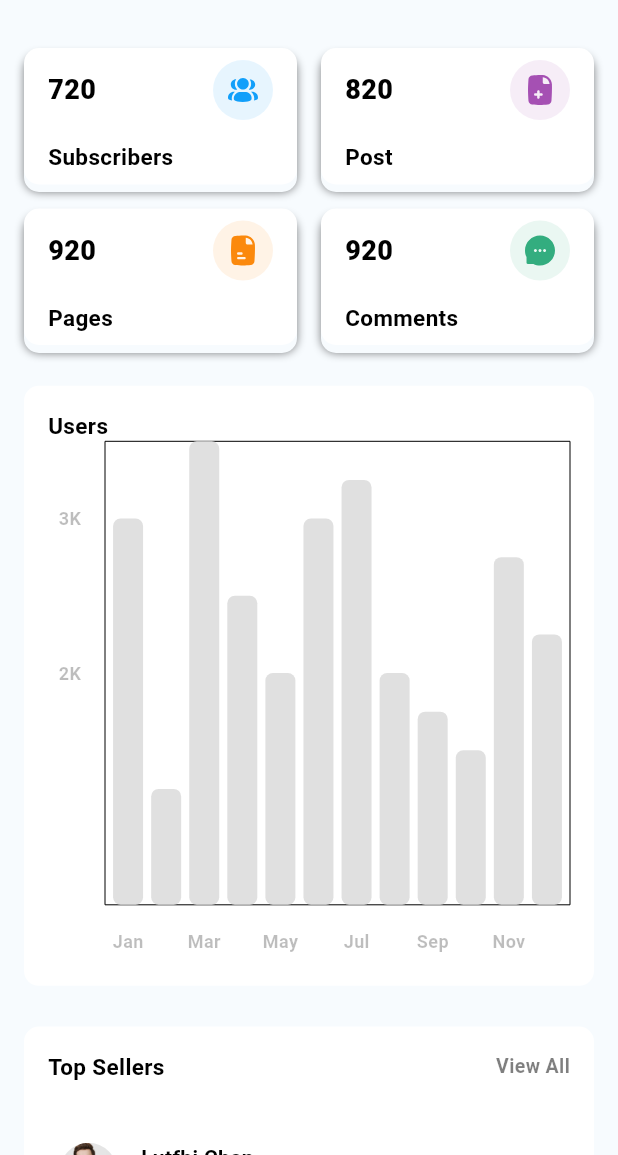
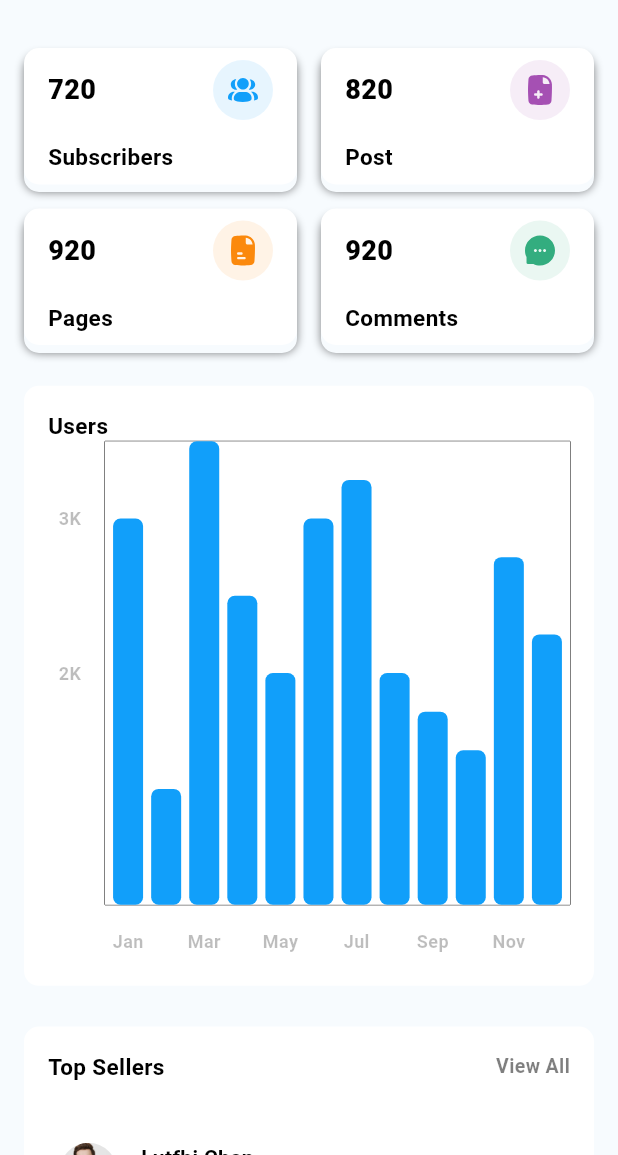
Before and after one commit to Aviral-Kaushik/Flick--Shopping-App, a Flutter app: the AdminPanelHomeScreen screen opened by its route, on a phone screen of 412 x 824 dp, the part 81-1236 px from its top. Run offline on Flutter 3.47's test engine with Material 3 defaults, Android fonts, the phone set to English and light mode, and no system bars; drawn by our look-alikes of fl_chart; our stand-ins replace flutter_svg, google_nav_bar, line_awesome_flutter.

Commit message:
Fixed the UI issues in user's bar chart

```diff
--- a/lib/admin_panel/features/home/widgets/UsersChart.dart
+++ b/lib/admin_panel/features/home/widgets/UsersChart.dart
@@ -66,6 +66,7 @@
   @override
   Widget build(BuildContext context) {
     return BarChart(BarChartData(
+      backgroundColor: secondaryColor,
         borderData: FlBorderData(border: Border.all(width: 0)),
         groupsSpace: 15,
         titlesData: FlTitlesData(
--- a/lib/utils/ChartsData.dart
+++ b/lib/utils/ChartsData.dart
@@ -12,7 +12,7 @@
       BarChartRodData(
           y: 10,
           width: 20,
-          colors: [primaryColor!],
+          colors: [adminPanelPrimaryColor],
           borderRadius: BorderRadius.circular(5))
     ]));
 
@@ -20,7 +20,7 @@
       BarChartRodData(
           y: 3,
           width: 20,
-          colors: [primaryColor!],
+          colors: [adminPanelPrimaryColor],
           borderRadius: BorderRadius.circular(5))
     ]));
 
@@ -28,7 +28,7 @@
       BarChartRodData(
           y: 12,
           width: 20,
-          colors: [primaryColor!],
+          colors: [adminPanelPrimaryColor],
           borderRadius: BorderRadius.circular(5))
     ]));
 
@@ -36,7 +36,7 @@
       BarChartRodData(
           y: 8,
           width: 20,
-          colors: [primaryColor!],
+          colors: [adminPanelPrimaryColor],
           borderRadius: BorderRadius.circular(5))
     ]));
 
@@ -44,7 +44,7 @@
       BarChartRodData(
           y: 6,
           width: 20,
-          colors: [primaryColor!],
+          colors: [adminPanelPrimaryColor],
           borderRadius: BorderRadius.circular(5))
     ]));
 
@@ -52,7 +52,7 @@
       BarChartRodData(
           y: 10,
           width: 20,
-          colors: [primaryColor!],
+          colors: [adminPanelPrimaryColor],
           borderRadius: BorderRadius.circular(5))
     ]));
 
@@ -60,7 +60,7 @@
       BarChartRodData(
           y: 11,
           width: 20,
-          colors: [primaryColor!],
+          colors: [adminPanelPrimaryColor],
           borderRadius: BorderRadius.circular(5))
     ]));
 
@@ -68,7 +68,7 @@
       BarChartRodData(
           y: 6,
           width: 20,
-          colors: [primaryColor!],
+          colors: [adminPanelPrimaryColor],
           borderRadius: BorderRadius.circular(5))
     ]));
 
@@ -76,7 +76,7 @@
       BarChartRodData(
           y: 5,
           width: 20,
-          colors: [primaryColor!],
+          colors: [adminPanelPrimaryColor],
           borderRadius: BorderRadius.circular(5))
     ]));
 
@@ -84,7 +84,7 @@
       BarChartRodData(
           y: 4,
           width: 20,
-          colors: [primaryColor!],
+          colors: [adminPanelPrimaryColor],
           borderRadius: BorderRadius.circular(5))
     ]));
 
@@ -92,7 +92,7 @@
       BarChartRodData(
           y: 9,
           width: 20,
-          colors: [primaryColor!],
+          colors: [adminPanelPrimaryColor],
           borderRadius: BorderRadius.circular(5))
     ]));
 
@@ -100,7 +100,7 @@
       BarChartRodData(
           y: 7,
           width: 20,
-          colors: [primaryColor!],
+          colors: [adminPanelPrimaryColor],
           borderRadius: BorderRadius.circular(5))
     ]));
 
```
